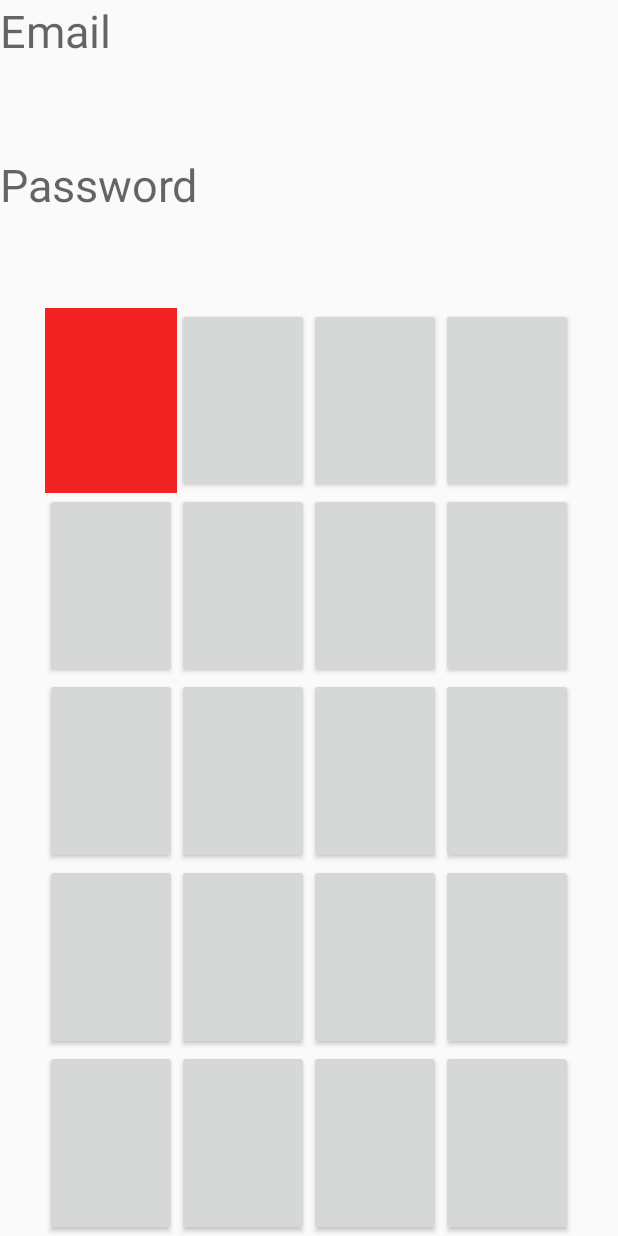
After one commit to waseemabbas8/Calculator, an Android app: the layout responsive_buttons_layout.xml on its own in the app's theme, with its tools: preview values and no code run, on a phone screen of 412 x 824 dp. The commit adds this screen. Run offline under Robolectric (Android 15) with nearby library versions, the phone set to English and light mode, and no system bars.

Commit message:
Responsive Design

```diff
--- a/app/src/main/java/com/thetasolutions/calculator/activity/SplashActivity.java
+++ b/app/src/main/java/com/thetasolutions/calculator/activity/SplashActivity.java
@@ -1,8 +1,10 @@
 package com.thetasolutions.calculator.activity;
 
 import android.content.Intent;
+import android.os.Handler;
 import android.support.v7.app.AppCompatActivity;
 import android.os.Bundle;
+import android.view.KeyEvent;
 import android.view.View;
 import android.widget.Button;
 
@@ -17,7 +19,9 @@ public class SplashActivity extends AppCompatActivity implements View.OnClickLis
         setContentView(R.layout.activity_splash);
 
         btnOpenCal=findViewById(R.id.btn_OpenCalculator);
-        btnOpenCal.setOnClickListener(this);
+//        btnOpenCal.setOnClickListener(this);
+
+
     }
 
     @Override
@@ -26,4 +30,5 @@ public class SplashActivity extends AppCompatActivity implements View.OnClickLis
         Intent intent=new Intent(this,MainActivity.class);
         startActivity(intent);
     }
+
 }
--- /dev/null
+++ b/app/src/main/res/layout/responsive_buttons_layout.xml
@@ -0,0 +1,140 @@
+<?xml version="1.0" encoding="utf-8"?>
+<LinearLayout
+    xmlns:android="http://schemas.android.com/apk/res/android" android:layout_width="match_parent"
+    android:layout_height="match_parent"
+    android:orientation="vertical">
+
+    <TextView
+    android:layout_width="match_parent"
+    android:layout_height="0dp"
+    android:hint="Email"
+    android:textSize="30sp"
+        android:layout_weight="1"/>
+
+    <TextView
+        android:layout_width="match_parent"
+        android:layout_height="0dp"
+        android:hint="Password"
+        android:textSize="30sp"
+        android:layout_weight="1"/>
+
+    <LinearLayout
+        android:layout_width="match_parent"
+        android:layout_height="0dp"
+        android:orientation="vertical"
+        android:layout_weight="6">
+        <LinearLayout
+            android:orientation="horizontal"
+            android:layout_width="wrap_content"
+            android:layout_height="0dp"
+            android:layout_gravity="center"
+            android:layout_weight="1">
+            <Button
+                style="@style/MyButtonStyle"
+                android:background="#f22323"/>
+            <Button
+                style="@style/MyButtonStyle"/>
+            <Button
+                android:layout_width="0dp"
+                android:layout_height="match_parent"
+                android:layout_weight="1"/>
+            <Button
+                android:layout_width="0dp"
+                android:layout_height="match_parent"
+                android:layout_weight="1"/>
+        </LinearLayout>
+        <LinearLayout
+            android:orientation="horizontal"
+            android:layout_width="wrap_content"
+            android:layout_height="0dp"
+            android:layout_gravity="center"
+            android:layout_weight="1">
+            <Button
+                android:layout_width="0dp"
+                android:layout_height="match_parent"
+                android:layout_weight="1"/>
+            <Button
+                android:layout_width="0dp"
+                android:layout_height="match_parent"
+                android:layout_weight="1"/>
+            <Button
+                android:layout_width="0dp"
+                android:layout_height="match_parent"
+                android:layout_weight="1"/>
+            <Button
+                android:layout_width="0dp"
+                android:layout_height="match_parent"
+                android:layout_weight="1"/>
+        </LinearLayout>
+        <LinearLayout
+            android:orientation="horizontal"
+            android:layout_width="wrap_content"
+            android:layout_height="0dp"
+            android:layout_gravity="center"
+            android:layout_weight="1">
+            <Button
+                android:layout_width="0dp"
+                android:layout_height="match_parent"
+                android:layout_weight="1"/>
+            <Button
+                android:layout_width="0dp"
+                android:layout_height="match_parent"
+                android:layout_weight="1"/>
+            <Button
+                android:layout_width="0dp"
+                android:layout_height="match_parent"
+                android:layout_weight="1"/>
+            <Button
+                android:layout_width="0dp"
+                android:layout_height="match_parent"
+                android:layout_weight="1"/>
+        </LinearLayout>
+        <LinearLayout
+            android:orientation="horizontal"
+            android:layout_width="wrap_content"
+            android:layout_height="0dp"
+            android:layout_gravity="center"
+            android:layout_weight="1">
+            <Button
+                android:layout_width="0dp"
+                android:layout_height="match_parent"
+                android:layout_weight="1"/>
+            <Button
+                android:layout_width="0dp"
+                android:layout_height="match_parent"
+                android:layout_weight="1"/>
+            <Button
+                android:layout_width="0dp"
+                android:layout_height="match_parent"
+                android:layout_weight="1"/>
+            <Button
+                android:layout_width="0dp"
+                android:layout_height="match_parent"
+                android:layout_weight="1"/>
+        </LinearLayout>
+        <LinearLayout
+            android:orientation="horizontal"
+            android:layout_width="wrap_content"
+            android:layout_height="0dp"
+            android:layout_gravity="center"
+            android:layout_weight="1">
+            <Button
+                android:layout_width="0dp"
+                android:layout_height="match_parent"
+                android:layout_weight="1"/>
+            <Button
+                android:layout_width="0dp"
+                android:layout_height="match_parent"
+                android:layout_weight="1"/>
+            <Button
+                android:layout_width="0dp"
+                android:layout_height="match_parent"
+                android:layout_weight="1"/>
+            <Button
+                android:layout_width="0dp"
+                android:layout_height="match_parent"
+                android:layout_weight="1"/>
+        </LinearLayout>
+    </LinearLayout>
+
+</LinearLayout>
--- a/app/src/main/res/values/styles.xml
+++ b/app/src/main/res/values/styles.xml
@@ -32,4 +32,10 @@
         <item name="android:layout_margin">0.5dp</item>
     </style>
 
+    <style name="MyButtonStyle">
+        <item name="android:layout_weight">1</item>
+        <item name="android:layout_height">match_parent</item>
+        <item name="android:layout_width">0dp</item>
+    </style>
+
 </resources>
```
